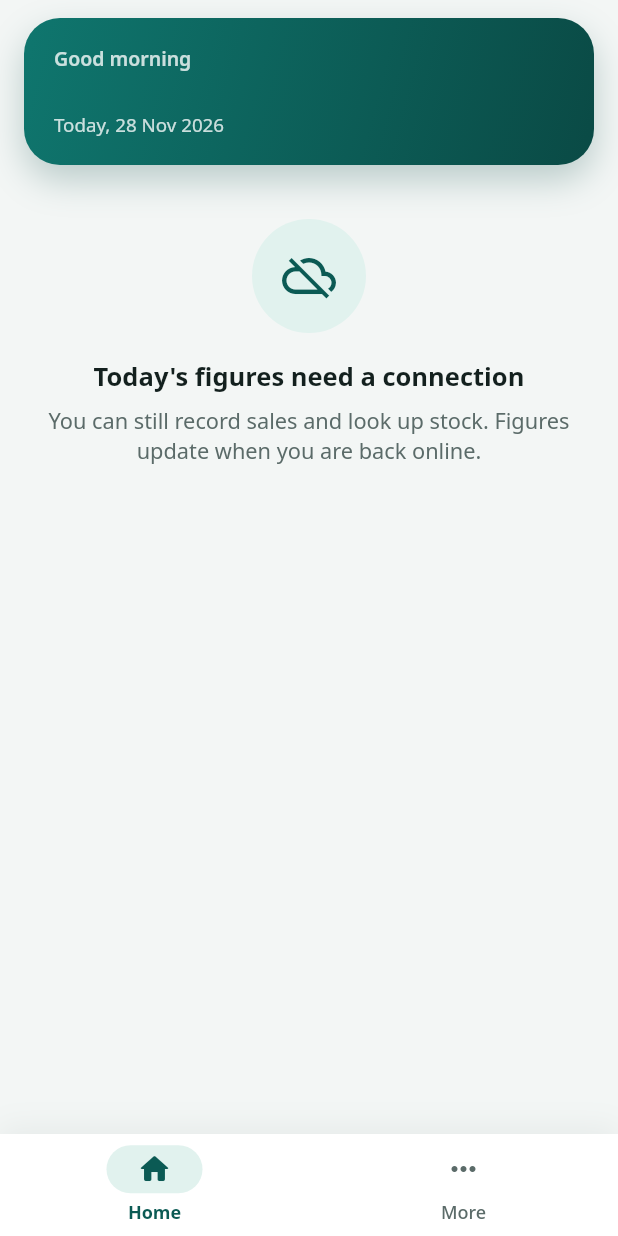
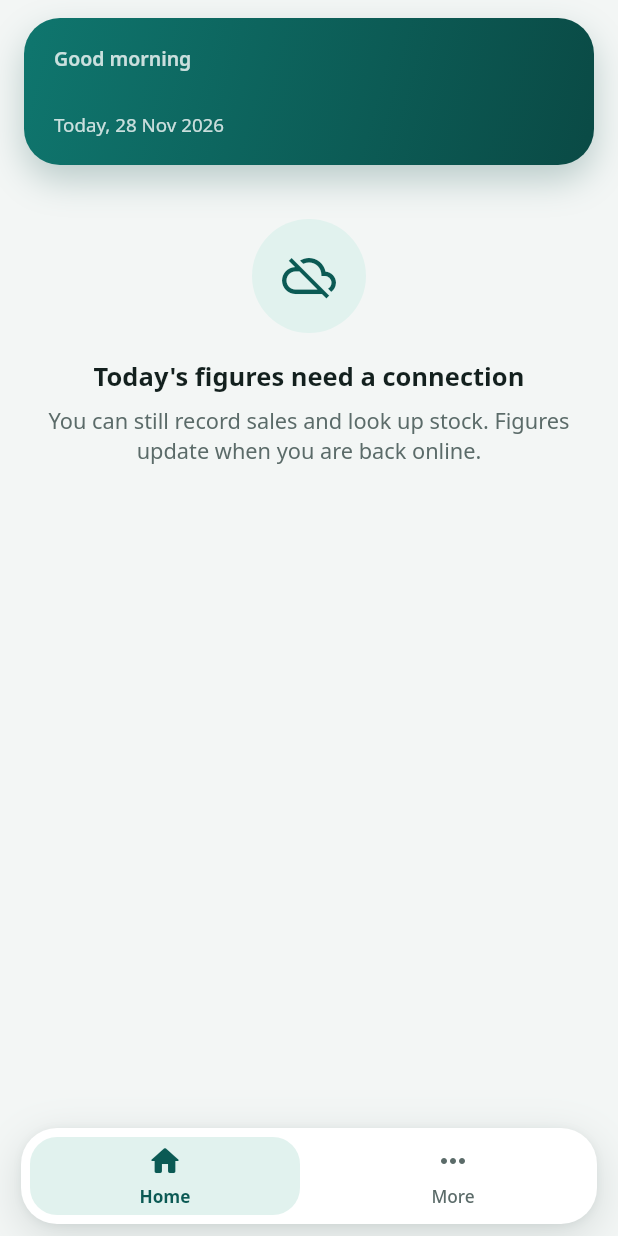
Before and after one commit to teddyabe6/Estock, a Flutter app: the ShellScreen screen opened directly, on a phone screen of 412 x 824 dp. Run offline on Flutter 3.47's test engine with Material 3 defaults, Android fonts, the phone set to English and light mode, and no system bars; our stand-ins replace connectivity_plus, shared_preferences; accounts and stored records are empty; network calls fail.

Commit message:
Float the bottom bar, with a pill that glides to the open tab
The bar was Material's, flat along the bottom of the screen. It is now
its own: a rounded bar floating just above the bottom edge with a soft
shadow (a hairline in the dark), and a pale teal pill behind the open
tab's icon and word that glides from tab to tab. The open tab's icon
fills in and its word turns bold teal; a tap on another tab gives a
light tick of the phone. Every tab keeps its word, badges keep their
counts, and each tab says to a screen reader that it is a button and
whether it is the open one.

The pages stay above the bar rather than scrolling under it, so no list
loses its last row and the till's button is never covered.

Tests find the bar and its tabs by their new names.

Co-Authored-By: Claude Opus 5.5 <noreply@anthropic.com>
Claude-Session: https://claude.ai/code/session_01RebqXgaax69b7sKa65UMTC

```diff
--- a/mobile/lib/core/theme.dart
+++ b/mobile/lib/core/theme.dart
@@ -340,50 +340,6 @@ class EstockTheme {
         foregroundColor: scheme.onPrimary,
         shape: RoundedRectangleBorder(borderRadius: BorderRadius.circular(16)),
       ),
-      navigationBarTheme: _bottomBar(light, palette, text, card),
-    );
-  }
-
-  /// The bottom bar: the tab you are on in a pill of the brand's palest
-  /// shade, its icon filled and its label in the brand's colour, so where
-  /// you are reads at a glance rather than by comparing four greys.
-  static NavigationBarThemeData _bottomBar(
-    bool light,
-    EstockPalette palette,
-    TextTheme text,
-    Color card,
-  ) {
-    return NavigationBarThemeData(
-      backgroundColor: card,
-      elevation: 0,
-      surfaceTintColor: Colors.transparent,
-      indicatorColor: palette.brandTint,
-      indicatorShape: const StadiumBorder(),
-      height: 68,
-      labelBehavior: NavigationDestinationLabelBehavior.alwaysShow,
-      iconTheme: WidgetStateProperty.resolveWith(
-        (states) => IconThemeData(
-          size: 24,
-          color: states.contains(WidgetState.selected)
-              ? palette.brandStrong
-              : palette.muted,
-        ),
-      ),
-      labelTextStyle: WidgetStateProperty.resolveWith(
-        (states) => states.contains(WidgetState.selected)
-            ? text.labelSmall!.copyWith(
-                fontSize: 12,
-                letterSpacing: 0,
-                fontWeight: FontWeight.w700,
-                color: palette.brandStrong,
-              )
-            : text.labelSmall!.copyWith(
-                fontSize: 12,
-                letterSpacing: 0,
-                fontWeight: FontWeight.w500,
-                color: palette.muted,
-              ),
-      ),
     );
   }
 
--- a/mobile/lib/screens/shell_screen.dart
+++ b/mobile/lib/screens/shell_screen.dart
@@ -3,6 +3,7 @@ import 'dart:async';
 import 'package:flutter/material.dart';
 
 import '../core/app_state.dart';
+import '../widgets/nav_bar.dart';
 import '../widgets/offline_banner.dart';
 import 'home_screen.dart';
 import 'more_screen.dart';
@@ -221,43 +222,20 @@ class _ShellScreenState extends State<ShellScreen>
           ],
         ),
       ),
-      bottomNavigationBar: DecoratedBox(
-        // A hairline and a faint shadow, so the bar sits apart from whatever
-        // scrolls past underneath it.
-        decoration: BoxDecoration(
-          border: Border(
-            top:
-                BorderSide(color: Theme.of(context).colorScheme.outlineVariant),
-          ),
-          boxShadow: const [
-            BoxShadow(
-              color: Color(0x0F0F2A27),
-              blurRadius: 16,
-              offset: Offset(0, -4),
-            ),
-          ],
-        ),
-        child: NavigationBar(
+      bottomNavigationBar: EstockNavBar(
         selectedIndex: index,
         onDestinationSelected: (next) => setState(() => _index = next),
         destinations: [
           for (final tab in tabs)
-              NavigationDestination(
-                icon: _badged(state, tab, tab.icon),
-                selectedIcon: _badged(state, tab, tab.selectedIcon),
+            EstockNavDestination(
+              icon: tab.icon,
+              selectedIcon: tab.selectedIcon,
               label: tab.label,
+              waiting: tab.waiting?.call(state) ?? 0,
             ),
         ],
-        ),
       ),
     );
   }
 
-  /// The tab's icon, with a count on it when something there waits.
-  Widget _badged(AppState state, _Tab tab, IconData icon) {
-    final waiting = tab.waiting?.call(state) ?? 0;
-    return waiting > 0
-        ? Badge.count(count: waiting, child: Icon(icon))
-        : Icon(icon);
 }
-}
--- /dev/null
+++ b/mobile/lib/widgets/nav_bar.dart
@@ -0,0 +1,198 @@
+import 'package:flutter/material.dart';
+import 'package:flutter/services.dart';
+
+import '../core/theme.dart';
+
+/// The bottom bar: a rounded bar floating just above the bottom of the
+/// screen, with a pill that glides to whichever tab is open.
+///
+/// Every tab keeps its word as well as its icon. Icons alone are tidier,
+/// but somebody new to a phone app reads "Stock" faster than they decode a
+/// box, and the bar is how they find their way around everything else.
+class EstockNavBar extends StatelessWidget {
+  const EstockNavBar({
+    super.key,
+    required this.destinations,
+    required this.selectedIndex,
+    required this.onDestinationSelected,
+  });
+
+  final List<EstockNavDestination> destinations;
+  final int selectedIndex;
+  final ValueChanged<int> onDestinationSelected;
+
+  static const _height = 64.0;
+  static const _radius = 24.0;
+
+  /// How far the pill sits inside the bar's edge.
+  static const _inset = 6.0;
+
+  @override
+  Widget build(BuildContext context) {
+    final theme = Theme.of(context);
+    final palette = context.palette;
+    final dark = theme.brightness == Brightness.dark;
+    return SafeArea(
+      top: false,
+      // Clear of the phone's own gesture bar, and never flush with the edge.
+      minimum: const EdgeInsets.only(bottom: 8),
+      child: Padding(
+        padding: const EdgeInsets.fromLTRB(14, 4, 14, 0),
+        child: Container(
+          height: _height,
+          decoration: BoxDecoration(
+            color: theme.cardTheme.color ?? theme.colorScheme.surface,
+            borderRadius: BorderRadius.circular(_radius),
+            border: dark ? Border.all(color: palette.line) : null,
+            boxShadow: [
+              BoxShadow(
+                color: dark ? Colors.black54 : const Color(0x240F2A27),
+                blurRadius: 24,
+                offset: const Offset(0, 8),
+              ),
+              BoxShadow(
+                color: dark ? Colors.black26 : const Color(0x0F0F2A27),
+                blurRadius: 4,
+                offset: const Offset(0, 1),
+              ),
+            ],
+          ),
+          child: LayoutBuilder(
+            builder: (context, constraints) {
+              final width = constraints.maxWidth / destinations.length;
+              return Stack(
+                children: [
+                  AnimatedPositioned(
+                    duration: const Duration(milliseconds: 320),
+                    curve: Curves.easeOutCubic,
+                    left: width * selectedIndex + _inset,
+                    top: _inset,
+                    bottom: _inset,
+                    width: width - _inset * 2,
+                    child: DecoratedBox(
+                      decoration: BoxDecoration(
+                        color: palette.brandTint,
+                        borderRadius: BorderRadius.circular(_radius - _inset),
+                      ),
+                    ),
+                  ),
+                  Row(
+                    children: [
+                      for (var i = 0; i < destinations.length; i++)
+                        Expanded(
+                          child: _DestinationState(
+                            selected: i == selectedIndex,
+                            onTap: () {
+                              if (i != selectedIndex) {
+                                HapticFeedback.selectionClick();
+                              }
+                              onDestinationSelected(i);
+                            },
+                            child: destinations[i],
+                          ),
+                        ),
+                    ],
+                  ),
+                ],
+              );
+            },
+          ),
+        ),
+      ),
+    );
+  }
+}
+
+/// One tab: its icon (filled while it is open), its word, and how many
+/// things wait there, if any.
+class EstockNavDestination extends StatelessWidget {
+  const EstockNavDestination({
+    super.key,
+    required this.icon,
+    required this.selectedIcon,
+    required this.label,
+    this.waiting = 0,
+  });
+
+  final IconData icon;
+  final IconData selectedIcon;
+  final String label;
+
+  /// Shown as a red count on the icon.
+  final int waiting;
+
+  @override
+  Widget build(BuildContext context) {
+    final state = _DestinationState.of(context);
+    final selected = state.selected;
+    final palette = context.palette;
+    final colour = selected ? palette.brandStrong : palette.muted;
+
+    Widget glyph = AnimatedSwitcher(
+      duration: const Duration(milliseconds: 220),
+      transitionBuilder: (child, animation) => FadeTransition(
+        opacity: animation,
+        child: ScaleTransition(
+          scale: Tween<double>(begin: 0.8, end: 1).animate(animation),
+          child: child,
+        ),
+      ),
+      child: Icon(
+        selected ? selectedIcon : icon,
+        key: ValueKey(selected),
+        size: 24,
+        color: colour,
+      ),
+    );
+    if (waiting > 0) glyph = Badge.count(count: waiting, child: glyph);
+
+    return Semantics(
+      button: true,
+      selected: selected,
+      child: InkResponse(
+        onTap: state.onTap,
+        containedInkWell: true,
+        highlightShape: BoxShape.rectangle,
+        borderRadius: BorderRadius.circular(18),
+        highlightColor: Colors.transparent,
+        splashColor: palette.brandStrong.withValues(alpha: 0.08),
+        child: Column(
+          mainAxisAlignment: MainAxisAlignment.center,
+          children: [
+            glyph,
+            const SizedBox(height: 3),
+            AnimatedDefaultTextStyle(
+              duration: const Duration(milliseconds: 220),
+              style: Theme.of(context).textTheme.labelSmall!.copyWith(
+                    fontSize: 11.5,
+                    letterSpacing: 0,
+                    fontWeight: selected ? FontWeight.w700 : FontWeight.w500,
+                    color: colour,
+                  ),
+              child: Text(label, maxLines: 1, overflow: TextOverflow.ellipsis),
+            ),
+          ],
+        ),
+      ),
+    );
+  }
+}
+
+/// Whether the tab below it is the open one, and what tapping it does.
+class _DestinationState extends InheritedWidget {
+  const _DestinationState({
+    required this.selected,
+    required this.onTap,
+    required super.child,
+  });
+
+  final bool selected;
+  final VoidCallback onTap;
+
+  static _DestinationState of(BuildContext context) =>
+      context.dependOnInheritedWidgetOfExactType<_DestinationState>()!;
+
+  @override
+  bool updateShouldNotify(_DestinationState old) =>
+      selected != old.selected || onTap != old.onTap;
+}
```
Also changed, not shown: 7 other files. Lines whose indentation alone changed are shown as unchanged.
